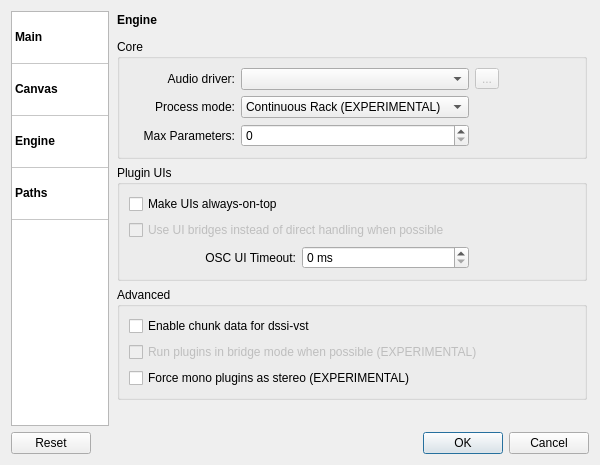
Old version of the form resources/ui/carla_settings.ui in the repository falkTX/Carla.
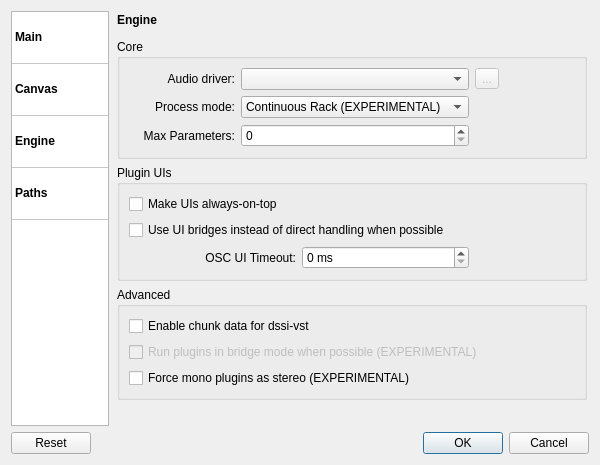
New version of the form. The open tabs and pages were chosen to show the change. Icons and pictures are not drawn.

Commit message: Implement UIsAlwaysOnTop option in backend; Enable ui-bridge option

What changed in the file:
```diff
--- a/resources/ui/carla_settings.ui
+++ b/resources/ui/carla_settings.ui
@@ -854,9 +854,6 @@
             </item>
             <item row="1" column="0" colspan="3">
              <widget class="QCheckBox" name="ch_engine_prefer_ui_bridges">
-              <property name="enabled">
-               <bool>false</bool>
-              </property>
               <property name="toolTip">
                <string>Use OSC-GUI bridges when possible, this way separating the UI from DSP code</string>
               </property>
```
The commit also changes 3 other files.
